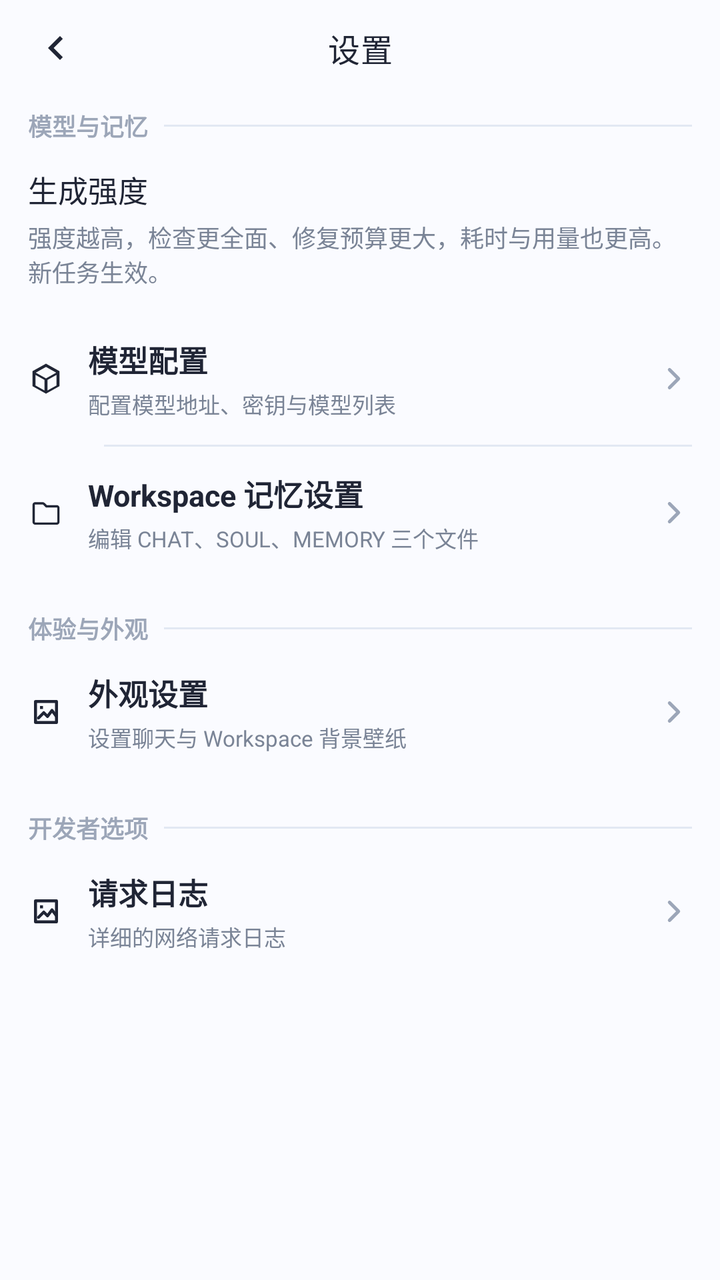
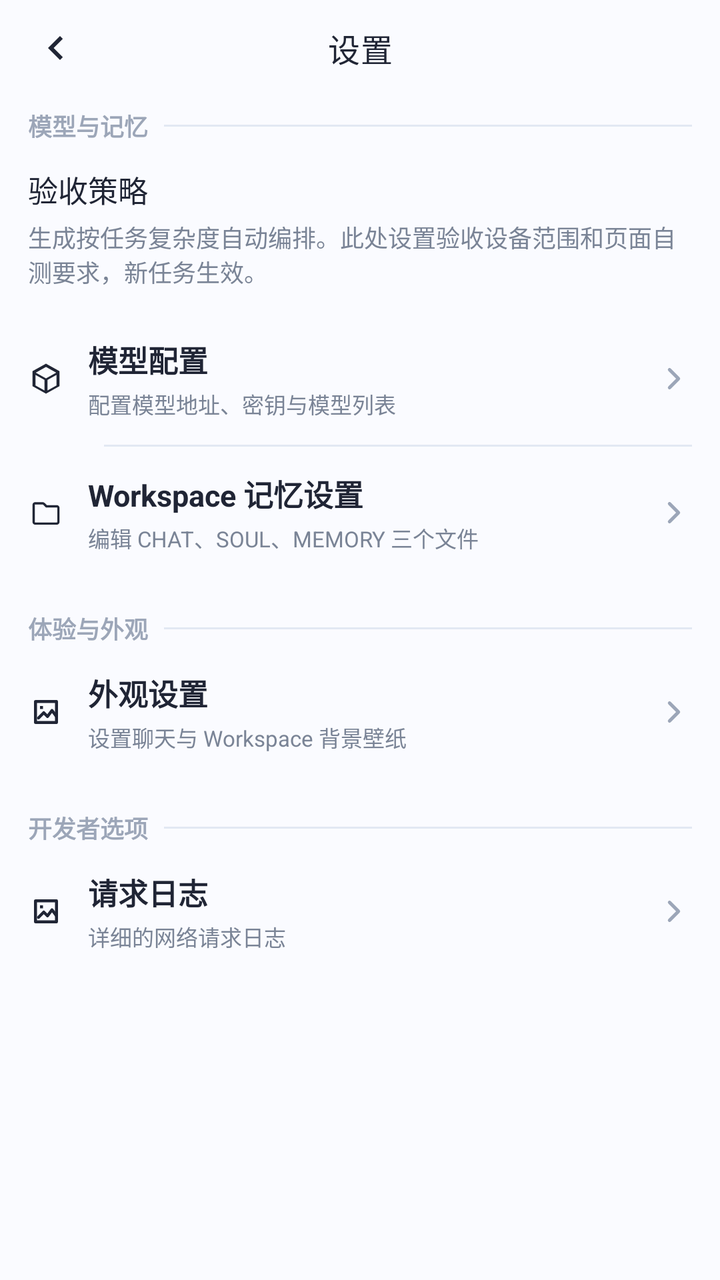

Screens rendered from an Android XML layout before and after an edit, with the pre-edit source and the edit as a unified diff.
<!-- AndroidManifest.xml: application theme Theme.ManTou -->
<!-- res/layout/activity_settings.xml -->
<?xml version="1.0" encoding="utf-8"?>
<LinearLayout xmlns:android="http://schemas.android.com/apk/res/android"
    xmlns:app="http://schemas.android.com/apk/res-auto"
    android:id="@+id/main"
    android:layout_width="match_parent"
    android:layout_height="match_parent"
    android:background="@color/mt_background"
    android:orientation="vertical">

    <com.google.android.material.appbar.MaterialToolbar
        android:id="@+id/toolbar"
        android:layout_width="match_parent"
        android:layout_height="48dp"
        android:background="@color/mt_background"
        app:navigationIcon="@drawable/ic_arrow_back"
        app:navigationIconTint="@color/mt_text_primary"
        app:title="设置"
        app:titleCentered="true"
        app:titleTextColor="@color/mt_text_primary"
        app:titleTextAppearance="@style/TextAppearance.Material3.TitleMedium" />

    <ScrollView
        android:layout_width="match_parent"
        android:layout_height="0dp"
        android:layout_weight="1"
        android:clipToPadding="false"
        android:overScrollMode="never"
        android:paddingHorizontal="14dp"
        android:paddingBottom="16dp">

        <LinearLayout
            android:layout_width="match_parent"
            android:layout_height="wrap_content"
            android:orientation="vertical">

            <LinearLayout
                android:layout_width="match_parent"
                android:layout_height="wrap_content"
                android:layout_marginTop="6dp"
                android:gravity="center_vertical"
                android:orientation="horizontal">

                <TextView
                    android:layout_width="wrap_content"
                    android:layout_height="wrap_content"
                    android:text="模型与记忆"
                    android:textColor="@color/mt_text_muted"
                    android:textSize="12sp"
                    android:textStyle="bold" />

                <View
                    android:layout_width="0dp"
                    android:layout_height="1dp"
                    android:layout_marginStart="8dp"
                    android:layout_weight="1"
                    android:background="@color/mt_outline" />
            </LinearLayout>

            <LinearLayout
                android:id="@+id/rowHarnessIntensity"
                android:layout_width="match_parent"
                android:layout_height="wrap_content"
                android:minHeight="72dp"
                android:paddingVertical="12dp"
                android:clickable="true"
                android:focusable="true"
                android:foreground="?attr/selectableItemBackground"
                android:orientation="vertical">
                <TextView
                    android:id="@+id/tvHarnessIntensity"
                    android:layout_width="match_parent"
                    android:layout_height="wrap_content"
                    android:text="生成强度"
                    android:textColor="@color/mt_text_primary"
                    android:textSize="15sp" />
                <TextView
                    android:layout_width="match_parent"
                    android:layout_height="wrap_content"
                    android:layout_marginTop="4dp"
                    android:text="强度越高，检查更全面、修复预算更大，耗时与用量也更高。新任务生效。"
                    android:textColor="@color/mt_text_secondary"
                    android:textSize="12sp" />
            </LinearLayout>

            <LinearLayout
                android:id="@+id/rowModelConfig"
                android:layout_width="match_parent"
                android:layout_height="66dp"
                android:clickable="true"
                android:focusable="true"
                android:foreground="?attr/selectableItemBackground"
                android:gravity="center_vertical"
                android:orientation="horizontal">

                <ImageView
                    android:layout_width="18dp"
                    android:layout_height="18dp"
                    android:contentDescription="@null"
                    android:src="@drawable/ic_package_empty"
                    app:tint="@color/mt_text_primary" />

                <LinearLayout
                    android:layout_width="0dp"
                    android:layout_height="match_parent"
                    android:layout_marginStart="12dp"
                    android:layout_weight="1"
                    android:gravity="center_vertical"
                    android:orientation="vertical">

                    <TextView
                        android:layout_width="match_parent"
                        android:layout_height="wrap_content"
                        android:text="模型配置"
                        android:textColor="@color/mt_text_primary"
                        android:textSize="15sp"
                        android:textStyle="bold" />

                    <TextView
                        android:layout_width="match_parent"
                        android:layout_height="wrap_content"
                        android:layout_marginTop="3dp"
                        android:text="配置模型地址、密钥与模型列表"
                        android:textColor="@color/mt_text_secondary"
                        android:textSize="11sp" />
                </LinearLayout>

                <ImageView
                    android:layout_width="18dp"
                    android:layout_height="18dp"
                    android:src="@drawable/ic_chevron_right" />
            </LinearLayout>

            <View
                android:layout_width="match_parent"
                android:layout_height="1dp"
                android:layout_marginStart="38dp"
                android:background="@color/mt_outline" />

            <LinearLayout
                android:id="@+id/rowWorkspaceMemory"
                android:layout_width="match_parent"
                android:layout_height="66dp"
                android:clickable="true"
                android:focusable="true"
                android:foreground="?attr/selectableItemBackground"
                android:gravity="center_vertical"
                android:orientation="horizontal">

                <ImageView
                    android:layout_width="18dp"
                    android:layout_height="18dp"
                    android:contentDescription="@null"
                    android:src="@drawable/ic_folder_outline"
                    app:tint="@color/mt_text_primary" />

                <LinearLayout
                    android:layout_width="0dp"
                    android:layout_height="match_parent"
                    android:layout_marginStart="12dp"
                    android:layout_weight="1"
                    android:gravity="center_vertical"
                    android:orientation="vertical">

                    <TextView
                        android:layout_width="match_parent"
                        android:layout_height="wrap_content"
                        android:text="Workspace 记忆设置"
                        android:textColor="@color/mt_text_primary"
                        android:textSize="15sp"
                        android:textStyle="bold" />

                    <TextView
                        android:layout_width="match_parent"
                        android:layout_height="wrap_content"
                        android:layout_marginTop="3dp"
                        android:text="编辑 CHAT、SOUL、MEMORY 三个文件"
                        android:textColor="@color/mt_text_secondary"
                        android:textSize="11sp" />
                </LinearLayout>

                <ImageView
                    android:layout_width="18dp"
                    android:layout_height="18dp"
                    android:src="@drawable/ic_chevron_right" />
            </LinearLayout>

            <LinearLayout
                android:layout_width="match_parent"
                android:layout_height="wrap_content"
                android:layout_marginTop="16dp"
                android:gravity="center_vertical"
                android:orientation="horizontal">

                <TextView
                    android:layout_width="wrap_content"
                    android:layout_height="wrap_content"
                    android:text="体验与外观"
                    android:textColor="@color/mt_text_muted"
                    android:textSize="12sp"
                    android:textStyle="bold" />

                <View
                    android:layout_width="0dp"
                    android:layout_height="1dp"
                    android:layout_marginStart="8dp"
                    android:layout_weight="1"
                    android:background="@color/mt_outline" />
            </LinearLayout>

            <LinearLayout
                android:id="@+id/rowAppearance"
                android:layout_width="match_parent"
                android:layout_height="66dp"
                android:clickable="true"
                android:focusable="true"
                android:foreground="?attr/selectableItemBackground"
                android:gravity="center_vertical"
                android:orientation="horizontal">

                <ImageView
                    android:layout_width="18dp"
                    android:layout_height="18dp"
                    android:contentDescription="@null"
                    android:src="@drawable/ic_input_image"
                    app:tint="@color/mt_text_primary" />

                <LinearLayout
                    android:layout_width="0dp"
                    android:layout_height="match_parent"
                    android:layout_marginStart="12dp"
                    android:layout_weight="1"
                    android:gravity="center_vertical"
                    android:orientation="vertical">

                    <TextView
                        android:layout_width="match_parent"
                        android:layout_height="wrap_content"
                        android:text="外观设置"
                        android:textColor="@color/mt_text_primary"
                        android:textSize="15sp"
                        android:textStyle="bold" />

                    <TextView
                        android:layout_width="match_parent"
                        android:layout_height="wrap_content"
                        android:layout_marginTop="3dp"
                        android:text="设置聊天与 Workspace 背景壁纸"
                        android:textColor="@color/mt_text_secondary"
                        android:textSize="11sp" />
                </LinearLayout>

                <ImageView
                    android:layout_width="18dp"
                    android:layout_height="18dp"
                    android:src="@drawable/ic_chevron_right" />
            </LinearLayout>
            <LinearLayout
                android:layout_width="match_parent"
                android:layout_height="wrap_content"
                android:layout_marginTop="16dp"
                android:gravity="center_vertical"
                android:orientation="horizontal">

                <TextView
                    android:layout_width="wrap_content"
                    android:layout_height="wrap_content"
                    android:text="开发者选项"
                    android:textColor="@color/mt_text_muted"
                    android:textSize="12sp"
                    android:textStyle="bold" />

                <View
                    android:layout_width="0dp"
                    android:layout_height="1dp"
                    android:layout_marginStart="8dp"
                    android:layout_weight="1"
                    android:background="@color/mt_outline" />
            </LinearLayout>
            <LinearLayout
            android:id="@+id/logpage"
            android:layout_width="match_parent"
            android:layout_height="66dp"
            android:clickable="true"
            android:focusable="true"
            android:foreground="?attr/selectableItemBackground"
            android:gravity="center_vertical"
            android:orientation="horizontal">

            <ImageView
                android:layout_width="18dp"
                android:layout_height="18dp"
                android:contentDescription="@null"
                android:src="@drawable/ic_input_image"
                app:tint="@color/mt_text_primary" />

            <LinearLayout
                android:layout_width="0dp"
                android:layout_height="match_parent"
                android:layout_marginStart="12dp"
                android:layout_weight="1"
                android:gravity="center_vertical"
                android:orientation="vertical">

                <TextView
                    android:layout_width="match_parent"
                    android:layout_height="wrap_content"
                    android:text="请求日志"
                    android:textColor="@color/mt_text_primary"
                    android:textSize="15sp"
                    android:textStyle="bold" />

                <TextView
                    android:layout_width="match_parent"
                    android:layout_height="wrap_content"
                    android:layout_marginTop="3dp"
                    android:text="详细的网络请求日志"
                    android:textColor="@color/mt_text_secondary"
                    android:textSize="11sp" />
            </LinearLayout>

            <ImageView
                android:layout_width="18dp"
                android:layout_height="18dp"
                android:src="@drawable/ic_chevron_right" />
        </LinearLayout>
        </LinearLayout>
    </ScrollView>
</LinearLayout>
<!-- resources referenced by this layout -->
<resources>
  <color name="mt_background">#FAFBFF</color>
  <color name="mt_outline">#E2E8F3</color>
  <color name="mt_text_muted">#9CA6B8</color>
  <color name="mt_text_primary">#202535</color>
  <color name="mt_text_secondary">#7A8496</color>
  <!-- drawable ic_arrow_back (drawable) -->
  <vector xmlns:android="http://schemas.android.com/apk/res/android"
      android:width="24dp"
      android:height="24dp"
      android:viewportWidth="24"
      android:viewportHeight="24"
      android:tint="#1F2937">
      <path
          android:fillColor="@android:color/white"
          android:pathData="M15.41,7.41L14,6l-6,6 6,6 1.41,-1.41L10.83,12z" />
  </vector>
  <!-- drawable ic_chevron_right (drawable) -->
  <?xml version="1.0" encoding="utf-8"?>
  <vector xmlns:android="http://schemas.android.com/apk/res/android"
      android:width="24dp"
      android:height="24dp"
      android:viewportWidth="24"
      android:viewportHeight="24">
      <path
          android:fillColor="@android:color/transparent"
          android:pathData="M9,6 L15,12 L9,18"
          android:strokeColor="@color/mt_text_muted"
          android:strokeLineCap="round"
          android:strokeLineJoin="round"
          android:strokeWidth="2.2" />
  </vector>
  <!-- drawable ic_folder_outline (drawable) -->
  <?xml version="1.0" encoding="utf-8"?>
  <vector xmlns:android="http://schemas.android.com/apk/res/android"
      android:width="28dp"
      android:height="28dp"
      android:viewportWidth="24"
      android:viewportHeight="24">
      <path
          android:pathData="M3,6.75C3,5.78 3.78,5 4.75,5H9.7C10.25,5 10.78,5.22 11.17,5.61L12.56,7H19.25C20.22,7 21,7.78 21,8.75V18.25C21,19.22 20.22,20 19.25,20H4.75C3.78,20 3,19.22 3,18.25V6.75ZM4.75,6.5C4.61,6.5 4.5,6.61 4.5,6.75V18.25C4.5,18.39 4.61,18.5 4.75,18.5H19.25C19.39,18.5 19.5,18.39 19.5,18.25V8.75C19.5,8.61 19.39,8.5 19.25,8.5H11.94L10.11,6.67C10.02,6.56 9.87,6.5 9.7,6.5H4.75Z"
          android:fillColor="#2F3747" />
  </vector>
  <!-- drawable ic_package_empty (drawable) -->
  <vector xmlns:android="http://schemas.android.com/apk/res/android"
      android:width="72dp"
      android:height="72dp"
      android:viewportWidth="24"
      android:viewportHeight="24"
      android:tint="#9CA3AF">
      <path
          android:fillColor="@android:color/white"
          android:pathData="M12,2L3,7v10l9,5 9,-5V7l-9,-5zM12,4.18L18.82,8 12,11.82 5.18,8 12,4.18zM5,9.5l6,3.33v7.04l-6,-3.33V9.5zM13,19.87v-7.04l6,-3.33v7.04l-6,3.33z" />
  </vector>
  <style name="Theme.ManTou" parent="Base.Theme.ManTou" />
  <color name="input_action_blue">#2C83D8</color>
  <color name="mt_primary">#2F80ED</color>
  <color name="mt_on_primary">#FFFFFF</color>
  <color name="mt_surface_blue">#EAF3FF</color>
  <color name="mt_primary_dark">#1F5FBF</color>
  <color name="mt_surface">#FFFFFF</color>
  <color name="mt_surface_soft">#F5F8FE</color>
  <color name="mt_error">#E65353</color>
  <style name="ThemeOverlay.ManTou.GlassAlertDialog" parent="ThemeOverlay.ManTou.GlassAlertDialog.Base" />
  <!-- drawable bg_dialog_glass (drawable) -->
  <?xml version="1.0" encoding="utf-8"?>
  <shape xmlns:android="http://schemas.android.com/apk/res/android"
      android:shape="rectangle">
      <solid android:color="@color/mt_dialog_glass" />
      <corners android:radius="24dp" />
      <stroke
          android:width="1dp"
          android:color="@color/mt_dialog_glass_stroke" />
  </shape>
  <color name="mt_dialog_glass">#EFFFFFFF</color>
  <style name="ShapeAppearance.ManTou.Dialog" parent="">
          <item name="cornerFamily">rounded</item>
          <item name="cornerSize">24dp</item>
      </style>
  <style name="MtDialogAnimation" parent="">
          <item name="android:windowEnterAnimation">@anim/dialog_fade_in</item>
          <item name="android:windowExitAnimation">@anim/dialog_fade_out</item>
      </style>
  <color name="mt_dialog_glass_stroke">#B8FFFFFF</color>
  <!-- unchanged entries left out for length: 3 -->
</resources>

<!-- the commit's change to res/layout/activity_settings.xml (unified diff, before → after) -->
@@ -57,7 +57,7 @@
             </LinearLayout>
 
             <LinearLayout
-                android:id="@+id/rowHarnessIntensity"
+                android:id="@+id/rowHarnessValidation"
                 android:layout_width="match_parent"
                 android:layout_height="wrap_content"
                 android:minHeight="72dp"
@@ -67,17 +67,17 @@
                 android:foreground="?attr/selectableItemBackground"
                 android:orientation="vertical">
                 <TextView
-                    android:id="@+id/tvHarnessIntensity"
+                    android:id="@+id/tvHarnessValidation"
                     android:layout_width="match_parent"
                     android:layout_height="wrap_content"
-                    android:text="生成强度"
+                    android:text="验收策略"
                     android:textColor="@color/mt_text_primary"
                     android:textSize="15sp" />
                 <TextView
                     android:layout_width="match_parent"
                     android:layout_height="wrap_content"
                     android:layout_marginTop="4dp"
-                    android:text="强度越高，检查更全面、修复预算更大，耗时与用量也更高。新任务生效。"
+                    android:text="生成按任务复杂度自动编排。此处设置验收设备范围和页面自测要求，新任务生效。"
                     android:textColor="@color/mt_text_secondary"
                     android:textSize="12sp" />
             </LinearLayout>
